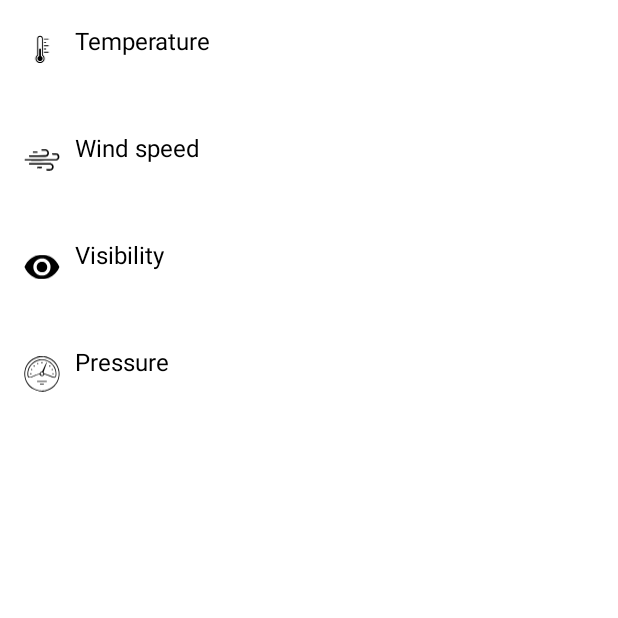
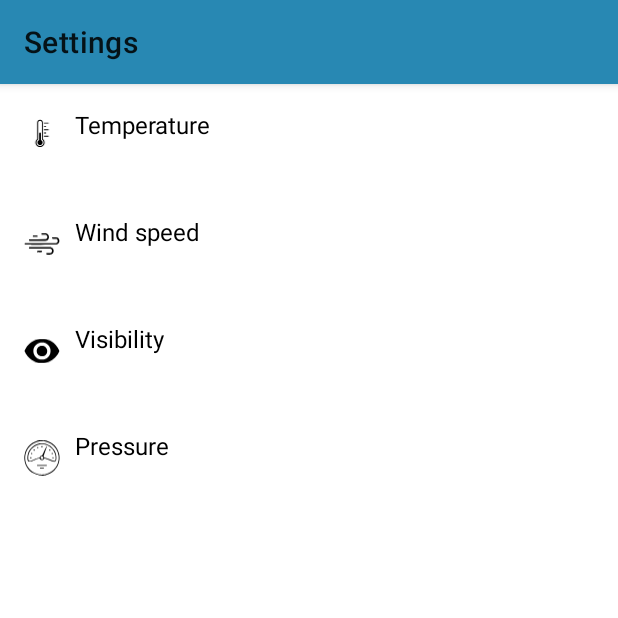
Before and after one commit to AdislanSaidov/WeatherApp, an Android app: the fragment SettingsFragment shown on its own in the app's theme, on a phone screen of 412 x 824 dp, the top half of it. Run offline under Robolectric (Android 15) with nearby library versions, the phone set to English and light mode, and no system bars; our stand-ins replace Dagger/Hilt's generated code; libraries missing offline, so code that uses them is left out: moxy.presenter.

Commit message:
fix alert theme

```diff
--- a/app/src/main/java/com/weather/weatherapp/ui/settings/SettingsFragment.kt
+++ b/app/src/main/java/com/weather/weatherapp/ui/settings/SettingsFragment.kt
@@ -1,11 +1,11 @@
 package com.weather.weatherapp.ui.settings
 
-import android.app.AlertDialog
 import android.os.Bundle
 import android.view.LayoutInflater
 import android.view.View
 import android.view.ViewGroup
 import android.widget.RadioGroup
+import androidx.appcompat.app.AlertDialog
 import com.weather.weatherapp.R
 import com.weather.weatherapp.databinding.FragmentSettingsBinding
 import com.weather.weatherapp.ui.base.BaseFragment
--- a/app/src/main/res/layout/fragment_settings.xml
+++ b/app/src/main/res/layout/fragment_settings.xml
@@ -6,6 +6,14 @@
     android:background="#fff"
     android:layout_width="match_parent"
     android:layout_height="match_parent">
+    <com.google.android.material.appbar.AppBarLayout
+        android:layout_height="wrap_content"
+        android:layout_width="match_parent">
+        <androidx.appcompat.widget.Toolbar
+            app:title="@string/settings"
+            android:layout_width="match_parent"
+            android:layout_height="wrap_content"/>
+    </com.google.android.material.appbar.AppBarLayout>
     <RelativeLayout
         android:id="@+id/rl_temp_unit"
         android:padding="@dimen/settingCardPadding"
--- a/app/src/main/res/values/styles.xml
+++ b/app/src/main/res/values/styles.xml
@@ -7,6 +7,7 @@
         <item name="colorAccent">@color/colorAccent</item>
         <item name="android:textSize">@dimen/normal_sp</item>
         <item name="android:textColor">#fff</item>
+
     </style>
 
     <style name="AppTheme.NoActionBar">
```
